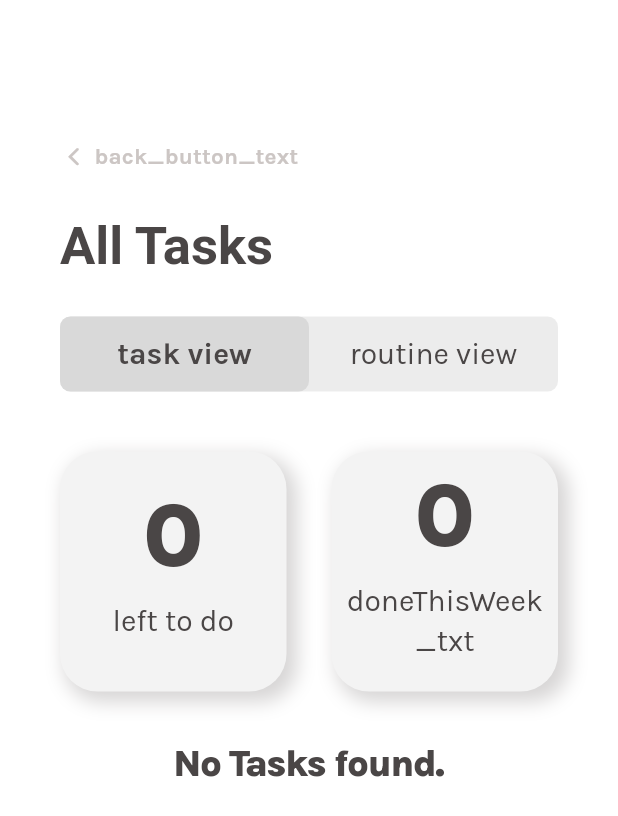
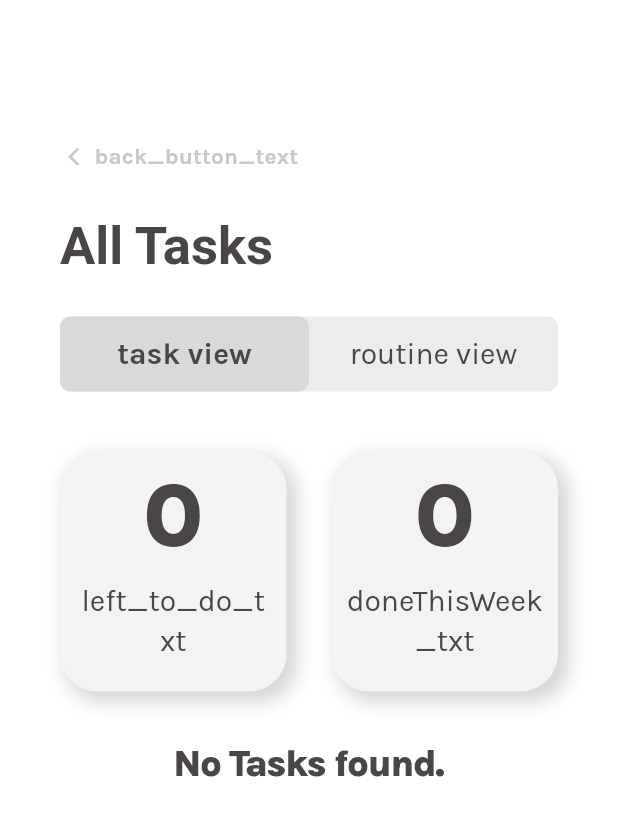
Before and after one commit to iloveproggen/relatee-frontend, a Flutter app: the SeeAllTasks screen opened directly with empty values, on a phone screen of 412 x 824 dp. Shown: the top 816 px of the screen. Run offline on Flutter 3.47's test engine with Material 3 defaults, Android fonts, the phone set to English and light mode, and no system bars; our stand-ins replace confetti, flutter_svg, get, graphql_flutter, share, shared_preferences; accounts and stored records are empty; network calls fail; Roboto replaces fonts that are missing (Sedan).

Commit message:
main translation

```diff
--- a/frontend_v1/lib/assets/locale_strings.dart
+++ b/frontend_v1/lib/assets/locale_strings.dart
@@ -48,6 +48,7 @@ class LocaleString extends Translations {
           'price_txt': 'Price:',
           'add_price_txt': 'add price',
           'Cancel_txt': 'Cancel',
+          'Continue_txt': 'Continue',
           'Confirm_txt': 'Confirm',
           'description_txt': 'Description',
           'All_Tasks_txt': 'All Tasks',
@@ -89,6 +90,14 @@ class LocaleString extends Translations {
           'User_no_tasks_assigned_txt':
               'This user currently has no tasks assigned to them.',
           'Their_Tasks_txt': 'Their Tasks',
+          'Log_out?_txt': 'Log out?',
+          'Logout_desc_txt':
+              'To access your tasks, you need to log in. Do you want to continue?',
+          'Congratulations!_txt': 'Congratulations!',
+          'Task_completed!_txt': 'Task completed! ',
+          'Sure_delete_task?_txt': 'Are you sure you want to delete this task?',
+          'left_to_do_txt': 'left to do',
+          'Nice_day!_txt': 'Have a nice day!',
         },
         'de-DE': {
           'welcome_title': 'Willkommen',
@@ -131,6 +140,7 @@ class LocaleString extends Translations {
           'price_txt': 'Preis:',
           'add_price_txt': 'Preis hinzufügen',
           'Cancel_txt': 'Abbrechen',
+          'Continue_txt': 'Fortsetzen',
           'Confirm_txt': 'Bestätigen',
           'description_txt': 'Beschreibung',
           'All_Tasks_txt': 'Alle Aufgaben',
@@ -163,7 +173,7 @@ class LocaleString extends Translations {
           'Field_required_txt': 'Dieses Feld ist erforderlich',
           'Share_Invitation_Button_txt': 'Einladung teilen...',
           'No_tasks_left_txt': 'Keine Aufgaben mehr zu erledigen: )',
-          'Delete_conf_txt': 'Möchten Sie wirklich löschen',
+          'Delete_conf_txt': 'Möchten Sie wirklich diese Aufgabe löschen: ',
           'Delete_Task_txt': 'Aufgabe löschen',
           'Delete_txt': 'Löschen',
           'See_completed_Tasks_txt': 'Erledigte Aufgaben anzeigen',
@@ -172,6 +182,15 @@ class LocaleString extends Translations {
           'User_no_tasks_assigned_txt':
               'Dieser Benutzer hat derzeit keine Aufgaben zugewiesen.',
           'Their_Tasks_txt': 'Ihre Aufgaben',
+          'Log_out?_txt': 'Ausloggen?',
+          'Logout_desc_txt':
+              'Um auf Ihre Aufgaben zuzugreifen, müssen Sie sich anmelden. Möchten Sie fortfahren?',
+          'Congratulations!_txt': 'Herzlichen Glückwunsch!',
+          'Task_completed!_txt': 'Aufgabe erledigt!',
+          'Sure_delete_task?_txt':
+              'Möchten Sie diese Aufgabe wirklich löschen?',
+          'left_to_do_txt': 'noch zu tun',
+          'Nice_day!_txt': 'Hab einen schönen Tag!',
         }
       };
 }
--- a/frontend_v1/lib/main.dart
+++ b/frontend_v1/lib/main.dart
@@ -616,7 +616,7 @@ class ButtonRecommended extends StatelessWidget {
                       completedTasks.isNotEmpty
                           ? completedTasks[
                               random.nextInt(completedTasks.length)]['name']
-                          : 'No tasks found,\n have a nice day!',
+                          : '${'No_tasks_found_txt'.tr} \n ${'Nice_day!_txt'.tr}',
                       textAlign: TextAlign.center,
                       style: Theme.of(context).textTheme.bodySmall),
                 ),
@@ -700,7 +700,7 @@ class ButtonRow extends StatelessWidget {
             padding: const EdgeInsets.only(right: 15),
             child: ButtonShort(
               number: tasks == [] ? '0' : countToDo(tasks).toString(),
-              textBelow: 'left to do',
+              textBelow: 'left_to_do_txt'.tr,
             ),
           ),
         ),
@@ -919,14 +919,15 @@ class _TaskState extends State<TaskOverview> {
                                                   builder:
                                                       (BuildContext context) =>
                                                           CupertinoAlertDialog(
-                                                    title: const Text(
-                                                        'Delete Task'),
-                                                    content: const Text(
-                                                        'Are you sure you want to delete this task?'),
+                                                    title: Text(
+                                                        ' ${'Delete_Task_txt'.tr}"?"'),
+                                                    content: Text(
+                                                        'Sure_delete_task?_txt'
+                                                            .tr),
                                                     actions: [
                                                       CupertinoDialogAction(
-                                                          child: const Text(
-                                                              'Cancel',
+                                                          child: Text(
+                                                              'Cancel_txt'.tr,
                                                               style: TextStyle(
                                                                   color: Colors
                                                                       .blue)),
@@ -949,8 +950,8 @@ class _TaskState extends State<TaskOverview> {
                                                         },
                                                         isDestructiveAction:
                                                             true,
-                                                        child: const Text(
-                                                            'Delete',
+                                                        child: Text(
+                                                            'Delete_txt'.tr,
                                                             style: TextStyle(
                                                                 color: Colors
                                                                     .red)),
@@ -961,7 +962,7 @@ class _TaskState extends State<TaskOverview> {
                                               } else {
                                                 _centerController.play();
                                                 print(
-                                                    "Task completed! ${task['reward']}");
+                                                    "${'Task_completed!_txt'.tr} ${task['reward']}");
                                                 updateTask(task['id'], true);
                                                 tasks.removeWhere((t) =>
                                                     t['id'] == task['id']);
@@ -974,8 +975,9 @@ class _TaskState extends State<TaskOverview> {
                                                   builder:
                                                       (BuildContext context) {
                                                     return CupertinoAlertDialog(
-                                                      title: const Text(
-                                                          'Congratulations!'),
+                                                      title: Text(
+                                                          'Congratulations!_txt'
+                                                              .tr),
                                                       content: const Column(
                                                         mainAxisAlignment:
                                                             MainAxisAlignment
--- a/frontend_v1/lib/profileV2.dart
+++ b/frontend_v1/lib/profileV2.dart
@@ -41,13 +41,12 @@ class ProfileView extends StatelessWidget {
                         context: context,
                         builder: (BuildContext context) {
                           return CupertinoAlertDialog(
-                            title: const Text('Log out?'),
-                            content: const Text(
-                                'To access your tasks, you need to log in. Do you want to continue?'),
+                            title: Text('Log_out?_txt'.tr),
+                            content: Text('Logout_desc_txt'.tr),
                             actions: [
                               CupertinoDialogAction(
-                                child: const Text(
-                                  'Cancel',
+                                child: Text(
+                                  'Cancel_txt'.tr,
                                   style: TextStyle(
                                       color: Colors.black,
                                       fontWeight: FontWeight.normal),
@@ -57,8 +56,8 @@ class ProfileView extends StatelessWidget {
                                 },
                               ),
                               CupertinoDialogAction(
-                                child: const Text(
-                                  'Continue',
+                                child: Text(
+                                  'Continue_txt'.tr,
                                   style: TextStyle(
                                       color: Colors.blue,
                                       fontWeight: FontWeight.bold),
```
